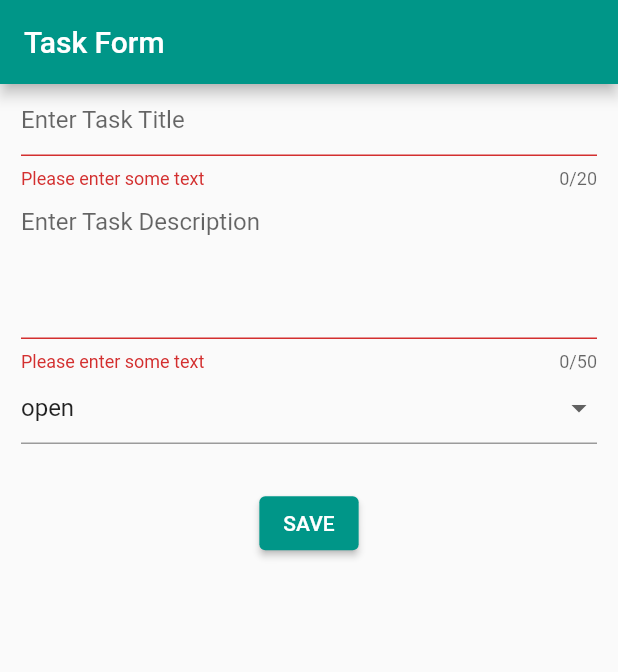
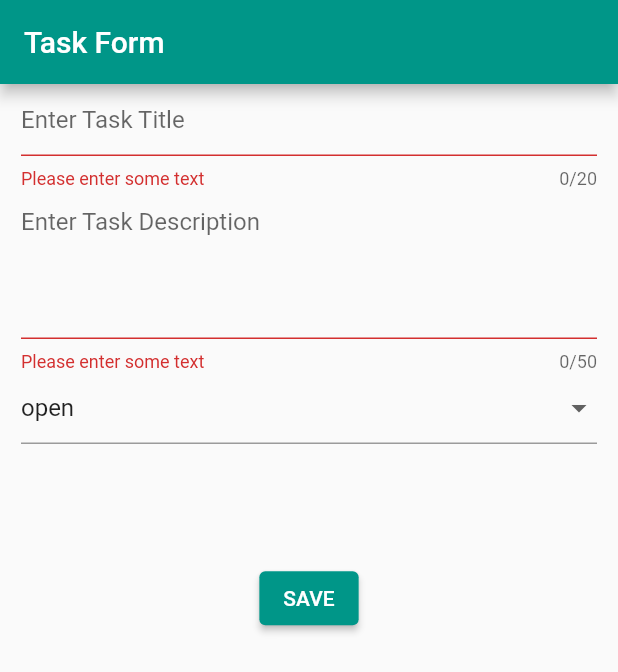
Before and after one commit to rupanshphutela/ToDoApp, a Flutter app: the TaskForm screen opened by its route, after a tap on "SAVE", on a phone screen of 412 x 824 dp. Shown: the top 672 px of the screen. Run offline on Flutter 3.47's test engine with Material 2 defaults, Android fonts, the phone set to English and light mode, and no system bars; our stand-ins replace floor, flutter_card_swiper, go_router, image_picker, permission_handler, qr_flutter and 2 more; missing offline and left inert: flutter_barcode_scanner; accounts and stored records are empty; generated files the repository leaves out were written again; statements that could not run were skipped.

Commit message:
Removing intermediate page between QR Code scanner and task list, UI fixes - button instead of circle in task list and task details at top, UI tweaks

```diff
--- a/lib/task_form.dart
+++ b/lib/task_form.dart
@@ -39,7 +39,12 @@ class TaskForm extends StatelessWidget {
     List<TaskLink?> linkedTasks = context.watch<Tasks>().linkedTasks;
     return Scaffold(
       appBar: AppBar(
-        title: Text(title),
+        title: Row(
+          mainAxisAlignment: MainAxisAlignment.spaceBetween,
+          children: [
+            Text(title),
+          ],
+        ),
       ),
       body: SingleChildScrollView(
         physics: const ScrollPhysics(),
@@ -331,6 +336,9 @@ class TaskForm extends StatelessWidget {
                         ],
                       ),
                     ),
+                    const Padding(
+                      padding: EdgeInsets.only(bottom: 50),
+                    ),
                   ],
                 ),
               ),
--- a/lib/task_list.dart
+++ b/lib/task_list.dart
@@ -43,21 +43,25 @@ class TaskList extends StatelessWidget {
       return Scaffold(
         appBar: AppBar(
           title: Row(
+            mainAxisAlignment: MainAxisAlignment.spaceBetween,
             children: [
               Text(
                 title,
               ),
               SizedBox(width: (MediaQuery.of(context).size.width) * 0.02),
-              CircleAvatar(
-                backgroundColor: const Color(0xff764abc),
-                child: IconButton(
-                  icon: const Icon(
-                    Icons.qr_code,
-                  ),
-                  tooltip: 'Import Task',
-                  onPressed: () {
-                    context.push('/qr_scanner');
-                  },
+              ElevatedButton(
+                style: ButtonStyle(
+                    backgroundColor:
+                        MaterialStateProperty.all(const Color(0xff764abc))),
+                onPressed: () {
+                  context.push('/qr_scanner');
+                },
+                child: Row(
+                  children: [
+                    const Icon(Icons.qr_code),
+                    SizedBox(width: (MediaQuery.of(context).size.width) * 0.02),
+                    const Text('Import Task')
+                  ],
                 ),
               ),
             ],
```
Also changed, not shown: lib/task_details.dart (+13 -17 lines), lib/utils/qr_code_scanner.dart (+9 -19 lines).
